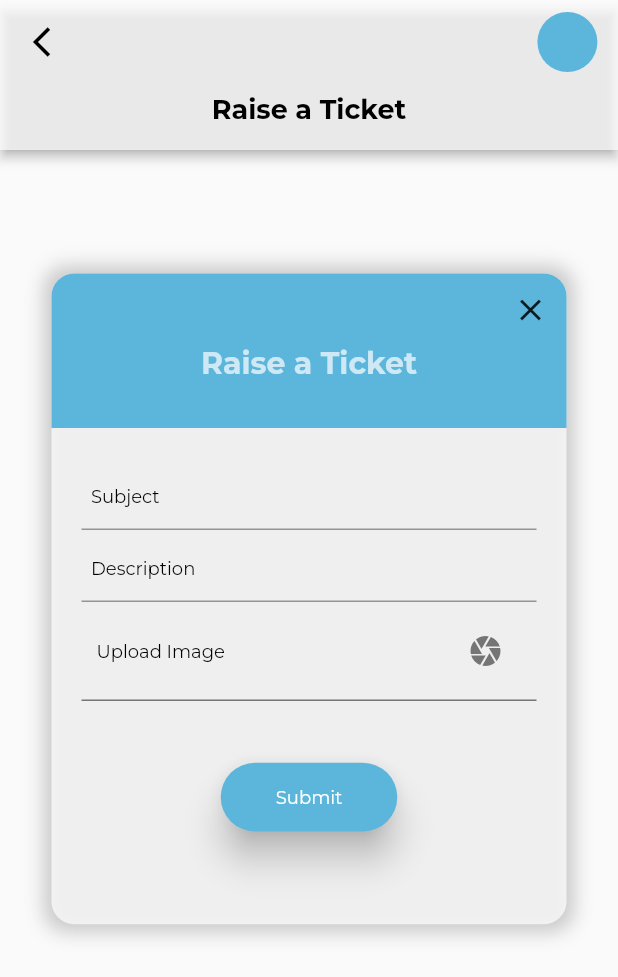
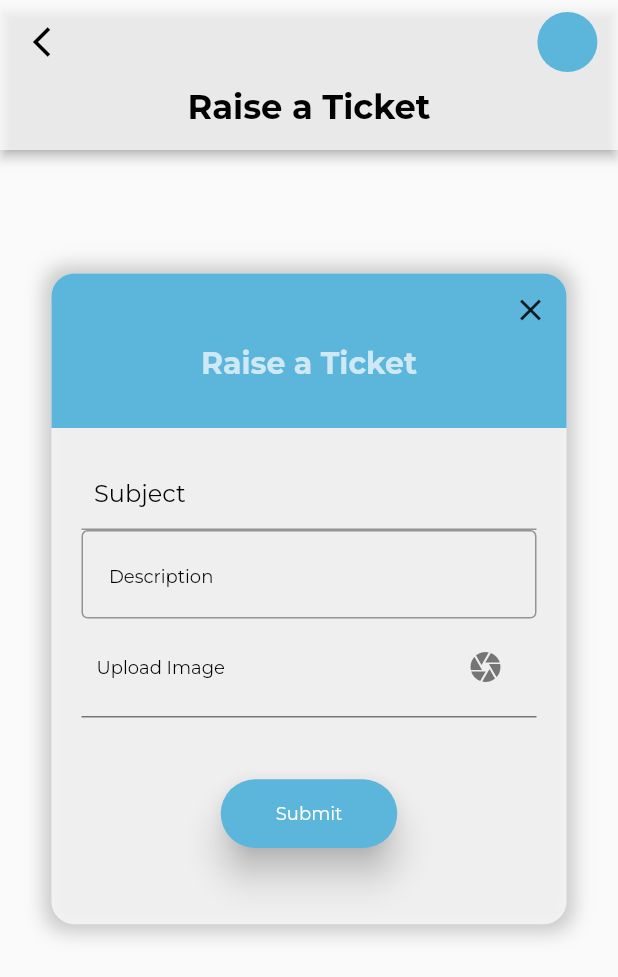
Before and after one commit to fadilpa/Antes, a Flutter app: the RaisedTicket screen opened directly, on a phone screen of 412 x 824 dp. Shown: the top 977 px of the screen. Run offline on Flutter 3.47's test engine with Material 2 defaults, Android fonts, the phone set to English and light mode, and no system bars; our stand-ins replace dio, flutter_image_compress, geolocator, google_fonts, image_picker, location and 2 more; missing offline and left inert: dart:ffi, expand_widget, geocode; accounts and stored records are empty.

Commit message:
ui changes

```diff
--- a/lib/view/tickets/ticket_page.dart
+++ b/lib/view/tickets/ticket_page.dart
@@ -193,7 +193,7 @@ class _RaisedTicketState extends State<RaisedTicket> {
                 title: Text(
                   "Raise a Ticket",
                    style: mainTextStyleBlack.copyWith(
-                fontWeight: FontWeight.bold, fontSize: 12)
+                fontWeight: FontWeight.bold, fontSize: 20)
                 ),
               ),
               leading: IconButton(
@@ -373,7 +373,7 @@ class _RaisedTicketState extends State<RaisedTicket> {
                 title: Text(
                   "Raise a Ticket",
                    style: mainTextStyleBlack.copyWith(
-                fontWeight: FontWeight.bold, fontSize: 12)
+                fontWeight: FontWeight.bold, fontSize: 15)
                 ),
               ),
               leading: IconButton(
@@ -480,7 +480,7 @@ class _RaisedTicketState extends State<RaisedTicket> {
                                 },
                                 decoration:
                                     InputDecoration(hintText: '  Subject',hintStyle: mainTextStyleBlack.copyWith(
-                        fontSize: 12)),
+                        fontSize: 16)),
                               ),
                               TextField(
                                 controller: DescriptionController,
@@ -490,7 +490,9 @@ class _RaisedTicketState extends State<RaisedTicket> {
                                       .setTicketDescription(value);
                                 },
                                 decoration:
-                                    InputDecoration(hintText: '  Description',hintStyle: mainTextStyleBlack.copyWith(
+                                    InputDecoration(hintText: '  Description',
+                                  border: OutlineInputBorder(),
+                                    hintStyle: mainTextStyleBlack.copyWith(
                         fontSize: 12)),
                               ),
                               InkWell(
```
